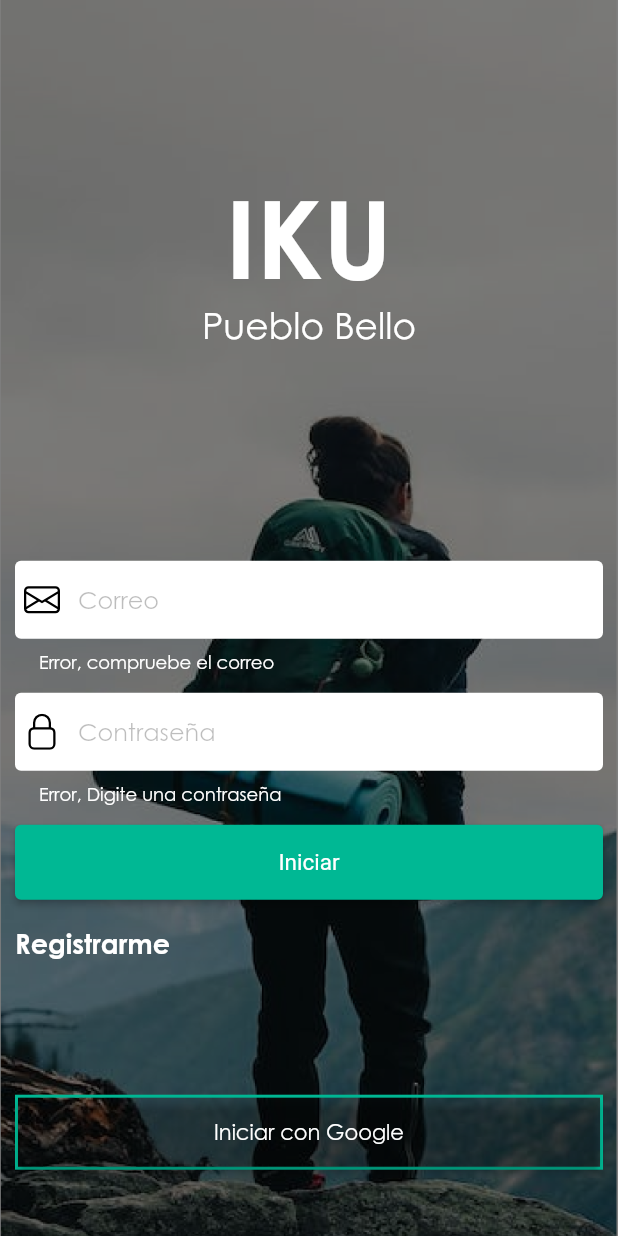
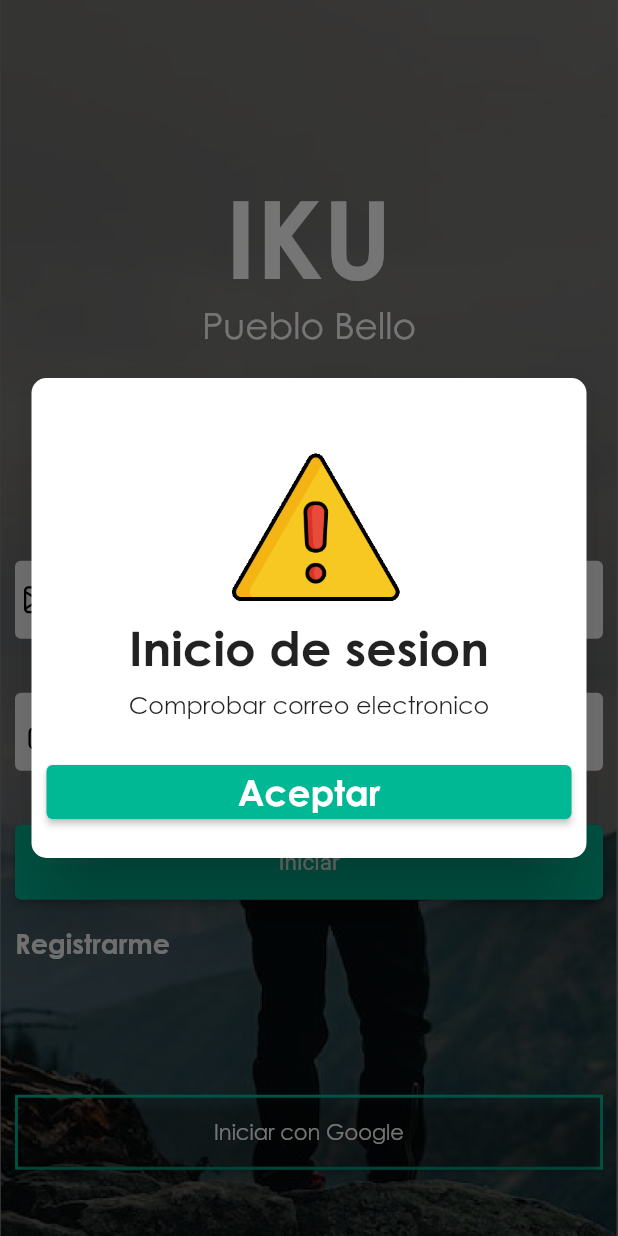
Before and after one commit to pueblobelloapp/TouristApp, a Flutter app: the screen it shows after launch, after a tap on "Iniciar", on a phone screen of 412 x 824 dp. Run offline on Flutter 3.47's test engine with Material 2 defaults, Android fonts, the phone set to English and light mode, and no system bars; our stand-ins replace bootstrap_icons, cloud_firestore, email_validator, equatable, firebase_auth, firebase_core and 9 more; accounts and stored records are empty.

Commit message:
Ajustes de login para mostrar mensajes de notificacion y regex.

```diff
--- a/lib/Recursos/Paginas/Login/Login.dart
+++ b/lib/Recursos/Paginas/Login/Login.dart
@@ -148,7 +148,6 @@ class _LoginState extends State<Login> {
                 child: ElevatedButton(
                     style: Constants.buttonPrimary,
                     onPressed: () {
-                      print("Itento sesion");
                       _controllerLogin.getLoginUser(context);
                     },
                     child: isLoading
--- a/lib/Recursos/Paginas/Login/LoginControllers.dart
+++ b/lib/Recursos/Paginas/Login/LoginControllers.dart
@@ -91,7 +91,15 @@ class ControllerLogin extends GetxController {
           }
           notificationMessage.showNotification(context);
         });
+      } else {
+        print("Error");
+        notificationMessage.message = "Comprueba la contraseña";
+        notificationMessage.showNotification(context);
       }
+    } else {
+      print("Error correo");
+      notificationMessage.message = "Comprobar correo electronico";
+      notificationMessage.showNotification(context);
     }
   }
 }
--- a/lib/Recursos/utils/ValidationsUtils.dart
+++ b/lib/Recursos/utils/ValidationsUtils.dart
@@ -7,7 +7,7 @@ class ValidationUtils extends GetxController {
     if (password.isEmpty) {
       return false;
     } else {
-      RegExp regex = RegExp(r"^(?=.{1,8}$).*$");
+      RegExp regex = RegExp(r"^(?=.{6,8}$).*$");
       return regex.hasMatch(password);
     }
   }
```
